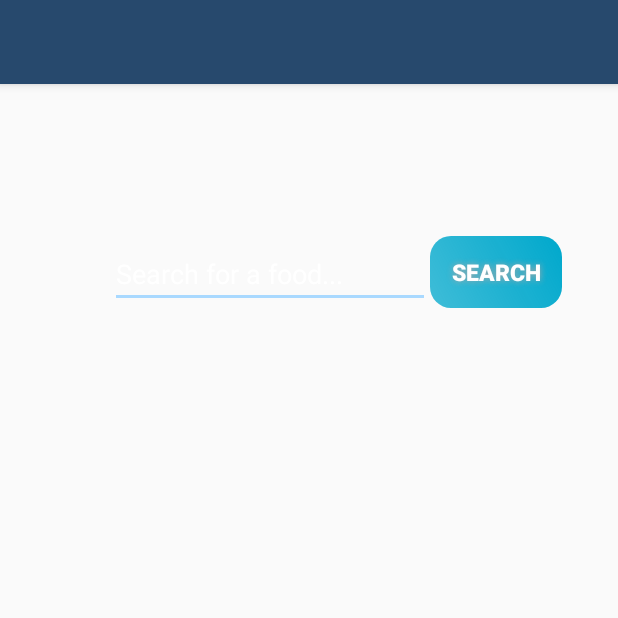
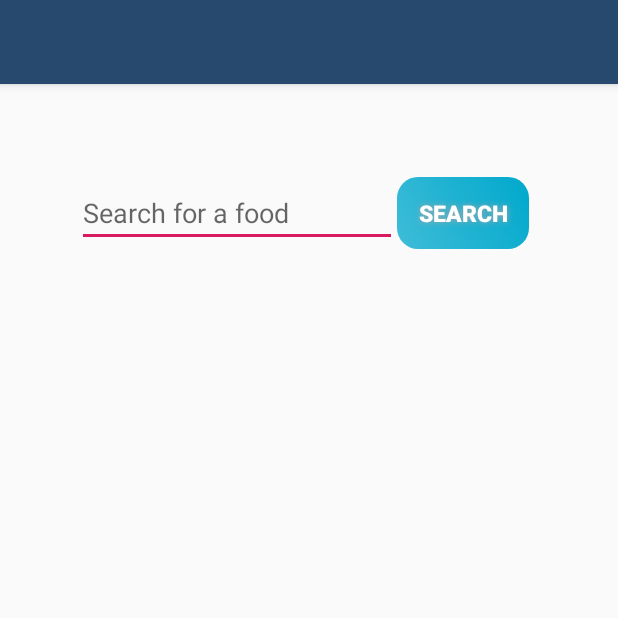
Before and after one commit to rpw32/Senior-Design, an Android app: the SearchResultActivity screen opened directly, with no data from a screen before it, on a phone screen of 412 x 824 dp, the top half of it. Run offline under Robolectric (Android 15) with nearby library versions, the light colour scheme and no system bars.

Commit message:
Commit before pushing

```diff
--- a/app/src/main/res/layout/activity_main.xml
+++ b/app/src/main/res/layout/activity_main.xml
@@ -123,8 +123,8 @@
     <!--    curious about a foods..-->
     <TextView
         android:id="@+id/textView2"
-        android:layout_width="368dp"
-        android:layout_height="96dp"
+        android:layout_width="370dp"
+        android:layout_height="85dp"
         android:gravity="center"
         android:text="Curious about the healthiness of a food? Scan the barcode on the food, or search the foods name!"
         android:textColor="@color/black"
--- a/app/src/main/res/layout/activity_search_result.xml
+++ b/app/src/main/res/layout/activity_search_result.xml
@@ -5,7 +5,7 @@
     android:id="@+id/relativeLayout"
     android:layout_width="match_parent"
     android:layout_height="match_parent"
-    tools:context=".activity_search_result">
+    tools:context=".SearchResultActivity">
 
 <!--    <ImageView-->
 <!--        android:id="@+id/imageView"-->
@@ -22,40 +22,44 @@
         android:id="@+id/searchInput"
         android:layout_width="wrap_content"
         android:layout_height="wrap_content"
+        android:layout_marginTop="63dp"
+        android:layout_marginBottom="18dp"
         android:ems="10"
-        android:hint="Search for a food..."
+        android:hint="Search for a food"
+        android:inputType="text"
         android:imeOptions="actionSend"
-        android:inputType="text"
-        android:textColorHint="@color/white"
-        app:layout_constraintBottom_toBottomOf="parent"
-        app:layout_constraintEnd_toEndOf="parent"
-        app:layout_constraintHorizontal_bias="0.368"
+        app:layout_constraintBottom_toTopOf="@+id/scrollView"
+        app:layout_constraintEnd_toStartOf="@+id/searchButton"
+        app:layout_constraintHorizontal_chainStyle="packed"
         app:layout_constraintStart_toStartOf="parent"
-        app:layout_constraintTop_toTopOf="parent"
-        app:layout_constraintVertical_bias="0.144" />
+        app:layout_constraintTop_toTopOf="parent" />
 
     <Button
         android:id="@+id/searchButton"
         android:layout_width="wrap_content"
         android:layout_height="wrap_content"
+        android:layout_marginEnd="8dp"
+        android:text="Search"
+        android:textStyle="bold"
+        android:textColor="#FFFFFF"
+        android:textSize="15sp"
         android:background="@drawable/buttonshape"
         android:shadowColor="#A8A8A8"
         android:shadowDx="0"
         android:shadowDy="0"
         android:shadowRadius="5"
-        android:text="Search"
-        android:textColor="#FFFFFF"
-        android:textSize="15sp"
-        android:textStyle="bold"
         app:layout_constraintBottom_toBottomOf="@+id/searchInput"
         app:layout_constraintEnd_toEndOf="parent"
-        app:layout_constraintHorizontal_bias="0.0"
-        app:layout_constraintStart_toEndOf="@+id/searchInput" />
+        app:layout_constraintStart_toEndOf="@+id/searchInput"
+        app:layout_constraintTop_toTopOf="@+id/searchInput" />
 
     <ScrollView
         android:id="@+id/scrollView"
-        android:layout_width="383dp"
-        android:layout_height="574dp"
+        android:layout_width="0dp"
+        android:layout_height="0dp"
+        android:layout_marginStart="18dp"
+        android:layout_marginEnd="18dp"
+        android:layout_marginBottom="62dp"
         app:layout_constraintBottom_toBottomOf="parent"
         app:layout_constraintEnd_toEndOf="parent"
         app:layout_constraintStart_toStartOf="parent"
@@ -65,6 +69,9 @@
             android:id="@+id/searchTable"
             android:layout_width="350dp"
             android:layout_height="wrap_content"
+            android:divider="?android:attr/dividerHorizontal"
+            android:showDividers="middle"
+            android:stretchColumns="*"
             android:clickable="false" />
 
     </ScrollView>
--- a/app/src/main/res/values/styles.xml
+++ b/app/src/main/res/values/styles.xml
@@ -1,11 +1,11 @@
 <resources>
 
     <!-- Base application theme. -->
-    <style name="AppTheme" parent="Theme.AppCompat.Light">
+    <style name="AppTheme" parent="Theme.AppCompat.Light.DarkActionBar">
         <!-- Customize your theme here. -->
         <item name="colorPrimary">@color/colorPrimary</item>
         <item name="colorPrimaryDark">@color/colorPrimaryDark</item>
-        <item name="colorAccent">#A9D9FF</item>
+        <item name="colorAccent">@color/colorAccent</item>
     </style>
 
 </resources>
```
Also changed, not shown: 2 other files.
